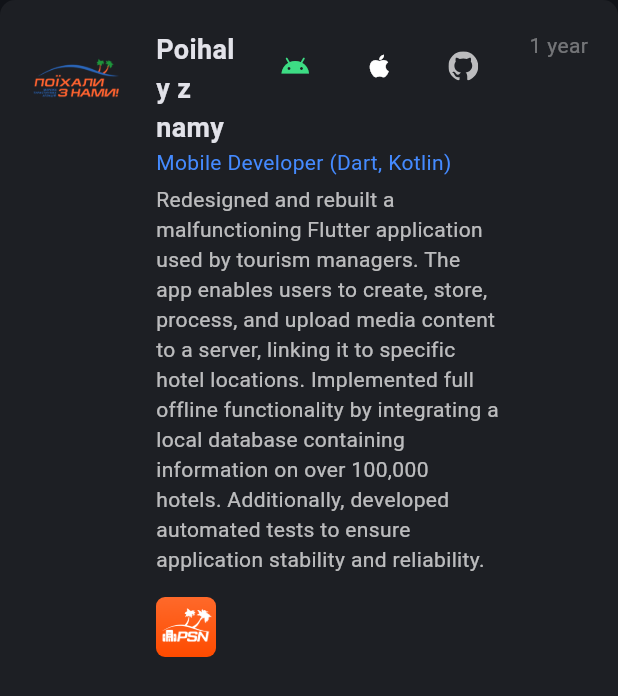
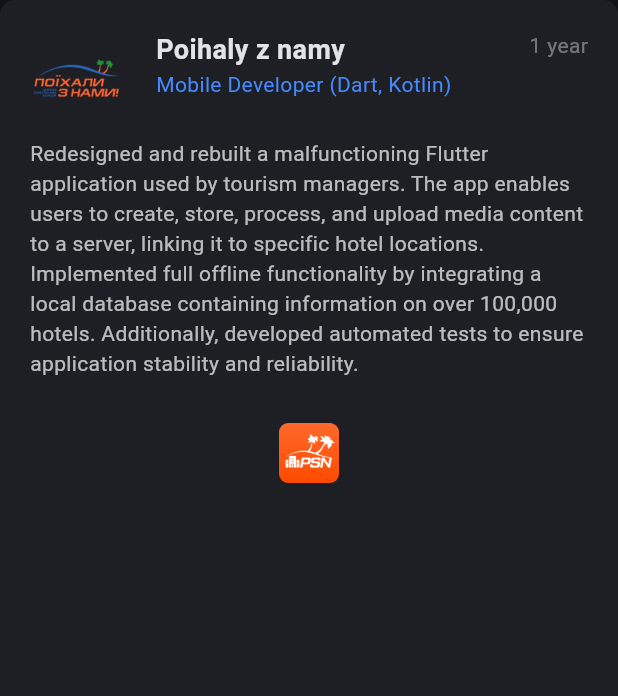
Before and after one commit to Prostaman/my_web_page, a Flutter app: the ExpTile widget shown alone on an empty page, opened directly with sample values from the repository, on a phone screen of 412 x 824 dp. Shown: the top 696 px of the screen. Run offline on Flutter 3.47's test engine with Material 3 defaults, Android fonts, the phone set to English and light mode, and no system bars; our stand-ins replace flutter_svg.

Commit message:
UI/UX Overhaul: 3D Project Cards, Mobile Fixes & Tests (#1)
* feat: enhance UI interactivity, mobile responsiveness, and project links

- Added interactive Flip Cards to the Personal Projects section.
- Implemented clickable company logos with external links in Experience section.
- Improved mobile layout responsiveness and slightly increased image sizes.
- Updated widget tests to cover flip animations and clickable elements.

* feat: improve interactivity, mobile UI and project structure

* feat: improve mobile responsiveness and UI consistency

- Centered Developer role and Statistics bar items for better visual balance.
- Refactored Experience section: moved period text to the right and centered app icons.
- Fixed layout jumping in Technical Skills by setting fixed heights for project cards.
- Optimized mobile projects: disabled flip animation and added direct action buttons.
- Fixed text overflow issues in Skill category titles.

* feat: Implemented 'Hybrid UI' for Project Cards

* test: update FlipProjectCard tests to match new UI strings

* fix: add permissions for firebase deploy

```diff
--- /dev/null
+++ b/lib/domain/entities/expirience/company_app_entity.dart
@@ -0,0 +1,15 @@
+class CompanyAppEntity {
+  final String name;
+  final String iconPath;
+  final String? androidUrl;
+  final String? iosUrl;
+  final String? githubUrl;
+
+  const CompanyAppEntity({
+    required this.name,
+    required this.iconPath,
+    this.androidUrl,
+    this.iosUrl,
+    this.githubUrl,
+  });
+}
--- a/lib/domain/entities/experience_entity.dart
+++ b/lib/domain/entities/expirience/experience_entity.dart
@@ -1,14 +1,13 @@
+import 'company_app_entity.dart';
+
 class ExperienceEntity {
   final String company;
   final String role;
   final String period;
   final String desc;
-  final String? androidUrl;
-  final String? iosUrl;
-  final String? githubUrl;
-  final List<String>? appIcons;
-
   final String? companyIcon;
+  final String? companyUrl;
+  final List<CompanyAppEntity>? apps;
 
   const ExperienceEntity({
     required this.company,
@@ -16,9 +15,7 @@
     required this.period,
     required this.desc,
     this.companyIcon,
-    this.androidUrl,
-    this.iosUrl,
-    this.githubUrl,
-    this.appIcons,
+    this.companyUrl,
+    this.apps,
   });
 }
--- a/lib/presentation/expierence_section/exp_tile.dart
+++ b/lib/presentation/expierence_section/exp_tile.dart
@@ -1,8 +1,9 @@
 import 'package:flutter/material.dart';
-import 'package:my_web_page/presentation/github_icon.dart';
+import 'package:my_web_page/domain/entities/expirience/company_app_entity.dart';
 import '../../infrastructure/services/url_launcher_service.dart';
 
-import '../../domain/entities/experience_entity.dart';
+import '../../domain/entities/expirience/experience_entity.dart';
+import 'links_dialog.dart';
 
 class ExpTile extends StatelessWidget {
   final ExperienceEntity experience;
@@ -18,11 +19,22 @@
         color: Colors.white.withValues(alpha: 0.05),
         borderRadius: BorderRadius.circular(10),
       ),
-      child: Row(
+      child: Column(
+        crossAxisAlignment: CrossAxisAlignment.start,
+        children: [
+          Row(
             crossAxisAlignment: CrossAxisAlignment.start,
             children: [
               if (experience.companyIcon != null)
-            ClipRRect(
+                MouseRegion(
+                  cursor: experience.companyUrl != null
+                      ? SystemMouseCursors.click
+                      : SystemMouseCursors.basic,
+                  child: GestureDetector(
+                    onTap: experience.companyUrl != null
+                        ? () => openLink(experience.companyUrl!)
+                        : null,
+                    child: ClipRRect(
                       borderRadius: BorderRadius.circular(12),
                       child: Container(
                         width: 64,
@@ -31,6 +43,8 @@
                         child: Image.asset(
                           experience.companyIcon!,
                           fit: BoxFit.contain,
+                        ),
+                      ),
                     ),
                   ),
                 )
@@ -59,40 +73,12 @@
                             softWrap: true,
                           ),
                         ),
-                    const SizedBox(width: 8),
-                    _buildLinks(),
                       ],
                     ),
                     Text(
                       experience.role,
                       style: const TextStyle(color: Colors.blueAccent),
                     ),
-                const SizedBox(height: 5),
-                Text(
-                  experience.desc,
-                  style: const TextStyle(color: Colors.white70),
-                ),
-                if (experience.appIcons != null &&
-                    experience.appIcons!.isNotEmpty) ...[
-                  const SizedBox(height: 15),
-                  Row(
-                    children: experience.appIcons!
-                        .map(
-                          (iconPath) => Padding(
-                            padding: const EdgeInsets.only(right: 10),
-                            child: ClipRRect(
-                              borderRadius: BorderRadius.circular(6),
-                              child: Image.asset(
-                                iconPath,
-                                width: 40,
-                                height: 40,
-                              ),
-                            ),
-                          ),
-                        )
-                        .toList(),
-                  ),
-                ],
                   ],
                 ),
               ),
@@ -103,45 +89,50 @@
               ),
             ],
           ),
+          const SizedBox(height: 8),
+          Text(experience.desc, style: const TextStyle(color: Colors.white70)),
+          if (experience.apps != null && experience.apps!.isNotEmpty) ...[
+            const SizedBox(height: 30),
+            Center(
+              child: Wrap(
+                alignment: WrapAlignment.center,
+                crossAxisAlignment: WrapCrossAlignment.center,
+                spacing: 10,
+                runSpacing: 10,
+                children: experience.apps!
+                    .map(
+                      (app) => _hasAnyAppLinks(app)
+                          ? MouseRegion(
+                              cursor: SystemMouseCursors.click,
+                              child: GestureDetector(
+                                onTap: () => showAppLinksDialog(context, app),
+                                child: _buildAppIcon(app.iconPath, app.name),
+                              ),
+                            )
+                          : _buildAppIcon(app.iconPath, app.name),
+                    )
+                    .toList(),
+              ),
+            ),
+          ],
+        ],
+      ),
     );
   }
 
-  Widget _buildLinks() {
-    const double sizeIcon = 20;
-    return Row(
-      mainAxisSize: MainAxisSize.min,
-      children: [
-        if (experience.androidUrl != null)
-          IconButton(
-            padding: EdgeInsets.zero,
-            constraints: const BoxConstraints(),
-            icon: const Icon(Icons.android, size: sizeIcon),
-            onPressed: () => openLink(experience.androidUrl!),
-            tooltip: 'Google Play',
-            color: const Color(0xFF3DDC84),
+  Widget _buildAppIcon(String iconPath, String name) {
+    return Tooltip(
+      message: name,
+      child: ClipRRect(
+        borderRadius: BorderRadius.circular(6),
+        child: Image.asset(iconPath, width: 40, height: 40),
       ),
-        if (experience.iosUrl != null) ...[
-          const SizedBox(width: 8),
-          IconButton(
-            padding: EdgeInsets.zero,
-            constraints: const BoxConstraints(),
-            icon: const Icon(Icons.apple, size: sizeIcon),
-            onPressed: () => openLink(experience.iosUrl!),
-            tooltip: 'App Store',
-            color: Colors.white,
-          ),
-        ],
-        if (experience.githubUrl != null) ...[
-          const SizedBox(width: 8),
-          IconButton(
-            padding: EdgeInsets.zero,
-            constraints: const BoxConstraints(),
-            icon: GithubIcon(size: sizeIcon, color: Colors.white70),
-            onPressed: () => openLink(experience.githubUrl!),
-            tooltip: 'GitHub',
-          ),
-        ],
-      ],
     );
   }
+
+  bool _hasAnyAppLinks(CompanyAppEntity app) {
+    return app.androidUrl != null ||
+        app.iosUrl != null ||
+        app.githubUrl != null;
   }
+}
--- a/lib/presentation/personal_projects_section/projects_section.dart
+++ b/lib/presentation/personal_projects_section/projects_section.dart
@@ -1,6 +1,6 @@
 import 'package:flutter/material.dart';
 import 'package:my_web_page/data/sources/projects_list.dart';
-import 'package:my_web_page/presentation/personal_projects_section/project_card.dart';
+import 'package:my_web_page/presentation/personal_projects_section/flip_project_card.dart';
 import '../section_header.dart';
 
 class ProjectsSection extends StatelessWidget {
@@ -28,7 +28,7 @@
                         .map(
                           (project) => Padding(
                             padding: const EdgeInsets.symmetric(horizontal: 10),
-                            child: ProjectCard(project: project),
+                            child: FlipProjectCard(project: project),
                           ),
                         )
                         .toList(),
@@ -41,7 +41,7 @@
                     .map(
                       (project) => Padding(
                         padding: const EdgeInsets.only(bottom: 20),
-                        child: ProjectCard(project: project),
+                        child: FlipProjectCard(project: project),
                       ),
                     )
                     .toList(),
```
Also changed, not shown: lib/data/sources/experience_list.dart (+24 -8 lines), lib/presentation/contact_section/contact_section.dart (+7 -2 lines), lib/presentation/expierence_section/links_dialog.dart (added, +54 -0 lines), lib/presentation/personal_projects_section/flip_project_card.dart (added, +90 -0 lines), lib/presentation/personal_projects_section/project_card.dart (+34 -20 lines), lib/presentation/personal_projects_section/project_card_back.dart (added, +74 -0 lines), lib/presentation/skills_section/skill_category.dart (+8 -5 lines), lib/presentation/statistics_bar/statistics_bar.dart (+12 -18 lines), 4 other files. Lines whose indentation alone changed are shown as unchanged.
